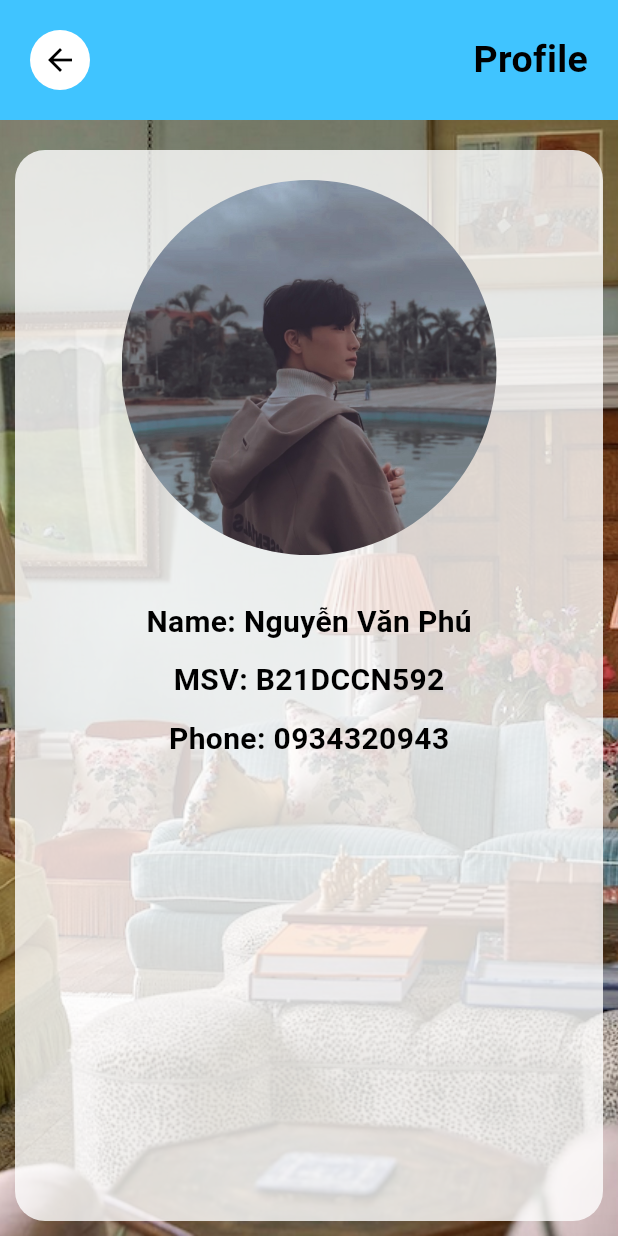
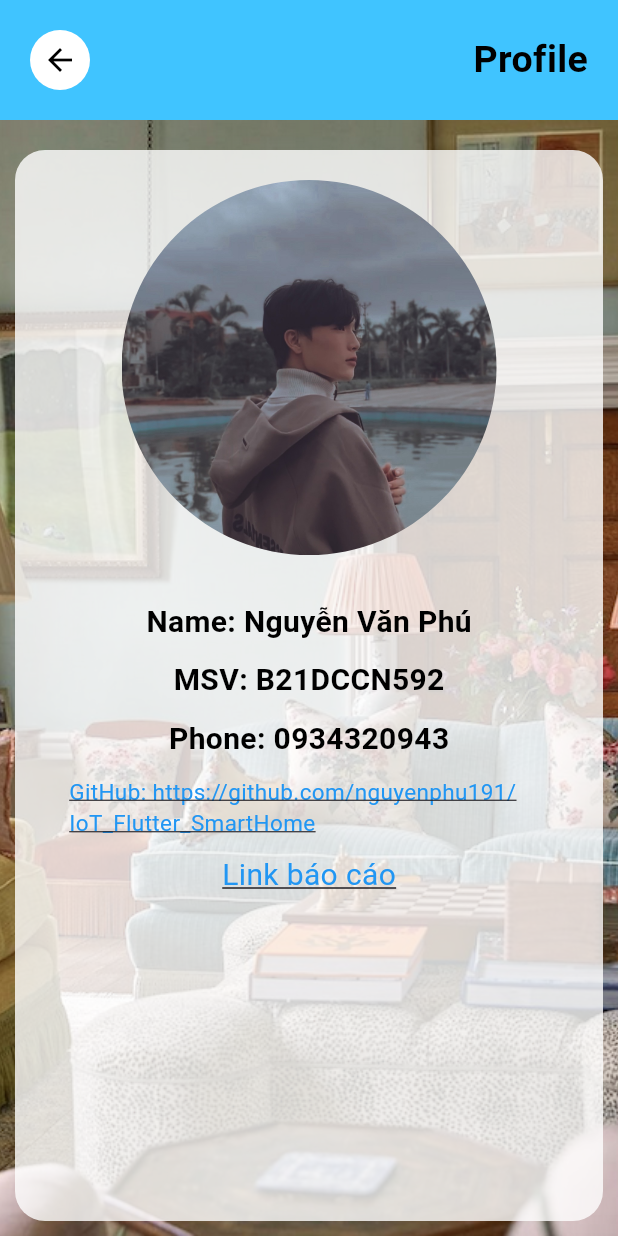
Before and after one commit to nguyenphu191/IoT_Flutter_SmartHome, a Flutter app: the Profile screen opened by its route, on a phone screen of 412 x 824 dp. Run offline on Flutter 3.47's test engine with Material 3 defaults, Android fonts, the light colour scheme and no system bars; our stand-ins replace fl_chart, get.

Commit message:
Add files via upload

```diff
--- a/lib/pages/Profile.dart
+++ b/lib/pages/Profile.dart
@@ -1,5 +1,6 @@
 import 'package:flutter/material.dart';
 import 'package:smart_home/widgets/big_text.dart';
+import 'package:url_launcher/url_launcher.dart';
 
 class Profile extends StatefulWidget {
   const Profile({super.key});
@@ -100,6 +101,7 @@ class _ProfileState extends State<Profile> {
                     child: Container(
                       height: 300,
                       width: 320,
+                      child: Center(
                         child: Column(
                           children: [
                             BigText('', text: 'Name: Nguyễn Văn Phú'),
@@ -108,7 +110,45 @@ class _ProfileState extends State<Profile> {
                             SizedBox(height: 10),
                             BigText('', text: 'Phone: 0934320943'),
                             SizedBox(height: 10),
+                            InkWell(
+                              child: Text(
+                                'GitHub: https://github.com/nguyenphu191/IoT_Flutter_SmartHome',
+                                style: TextStyle(
+                                    fontSize: 15,
+                                    color: Colors.blue,
+                                    decoration: TextDecoration.underline),
+                              ),
+                              onTap: () async {
+                                const url =
+                                    'https://github.com/nguyenphu191/IoT_Flutter_SmartHome';
+                                if (await canLaunch(url)) {
+                                  await launch(url);
+                                } else {
+                                  throw 'Could not launch $url';
+                                }
+                              },
+                            ),
+                            SizedBox(height: 10),
+                            InkWell(
+                              child: Text(
+                                'Link báo cáo',
+                                style: TextStyle(
+                                    fontSize: 20,
+                                    color: Colors.blue,
+                                    decoration: TextDecoration.underline),
+                              ),
+                              onTap: () async {
+                                const url =
+                                    'https://github.com/nguyenphu191/IoT_Flutter_SmartHome';
+                                if (await canLaunch(url)) {
+                                  await launch(url);
+                                } else {
+                                  throw 'Could not launch $url';
+                                }
+                              },
+                            ),
                           ],
+                        ),
                       ),
                     ),
                   ),
```
Also changed, not shown: lib/model/DataSensorSource.dart (+28 -9 lines), lib/pages/DataSenSor.dart (+15 -5 lines). Lines whose indentation alone changed are shown as unchanged.
